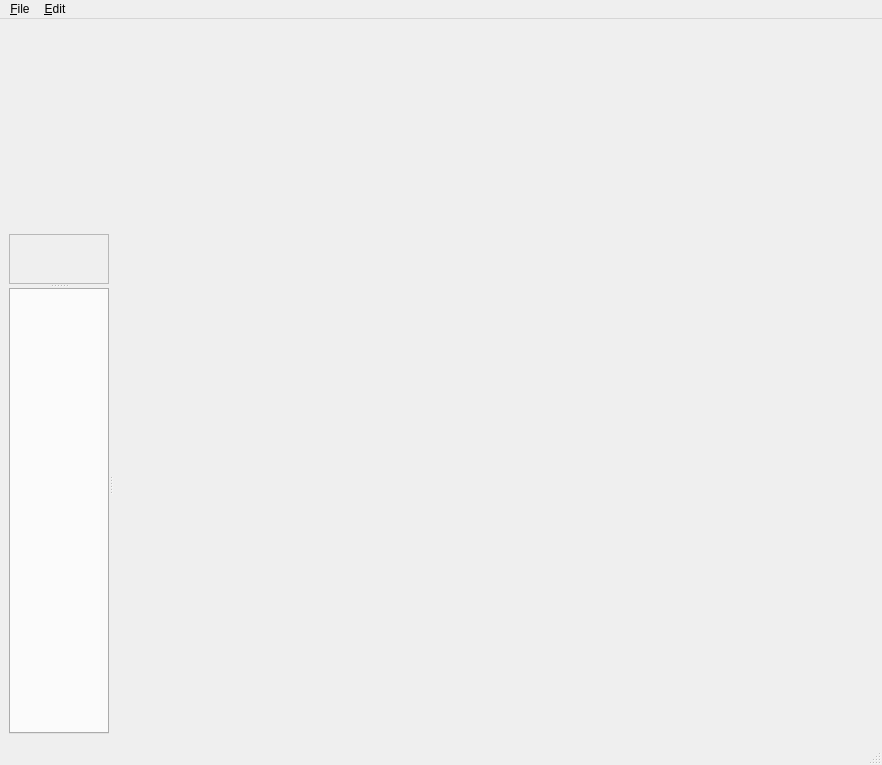
Old version of the form ui/mpmainwindow.ui in the repository mareuter/PVMockupGui.
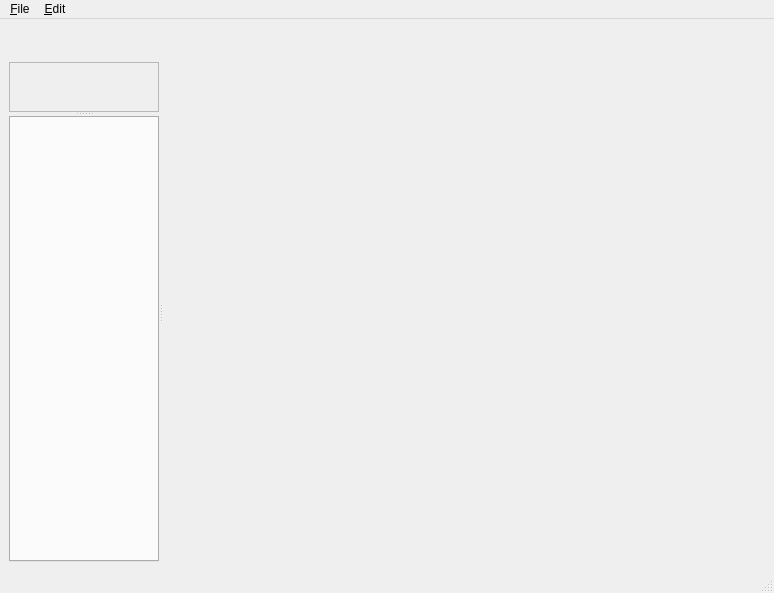
New version of the form. Custom widgets are drawn as their Qt base class.

```diff
--- a/ui/mpmainwindow.ui
+++ b/ui/mpmainwindow.ui
@@ -6,16 +6,16 @@
    <rect>
     <x>0</x>
     <y>0</y>
-    <width>882</width>
-    <height>765</height>
+    <width>774</width>
+    <height>593</height>
    </rect>
   </property>
   <property name="windowTitle">
    <string>Mantid ParaView GUI Mockup</string>
   </property>
   <widget class="QWidget" name="centralwidget">
-   <layout class="QVBoxLayout" name="verticalLayout">
-    <item>
+   <layout class="QGridLayout" name="gridLayout">
+    <item row="0" column="0">
      <layout class="QHBoxLayout" name="horizontalLayout">
       <item>
        <spacer name="horizontalSpacer">
@@ -33,19 +33,6 @@
       <item>
        <widget class="TimeControlWidget" name="timeControlWidget" native="true"/>
       </item>
-      <item>
-       <spacer name="horizontalSpacer_2">
-        <property name="orientation">
-         <enum>Qt::Horizontal</enum>
-        </property>
-        <property name="sizeHint" stdset="0">
-         <size>
-          <width>40</width>
-          <height>20</height>
-         </size>
-        </property>
-       </spacer>
-      </item>
       <item>
        <widget class="ModeControlWidget" name="modeControlWidget" native="true"/>
       </item>
@@ -64,31 +51,43 @@
       </item>
      </layout>
     </item>
-    <item>
+    <item row="1" column="0">
      <widget class="QSplitter" name="splitter_2">
+      <property name="sizePolicy">
+       <sizepolicy hsizetype="Minimum" vsizetype="Minimum">
+        <horstretch>0</horstretch>
+        <verstretch>0</verstretch>
+       </sizepolicy>
+      </property>
       <property name="orientation">
        <enum>Qt::Horizontal</enum>
       </property>
       <widget class="QSplitter" name="splitter">
        <property name="sizePolicy">
-        <sizepolicy hsizetype="Preferred" vsizetype="Preferred">
+        <sizepolicy hsizetype="Minimum" vsizetype="Minimum">
          <horstretch>0</horstretch>
          <verstretch>0</verstretch>
         </sizepolicy>
        </property>
        <property name="minimumSize">
         <size>
-         <width>100</width>
-         <height>100</height>
+         <width>0</width>
+         <height>0</height>
         </size>
        </property>
        <property name="orientation">
         <enum>Qt::Vertical</enum>
        </property>
        <widget class="pqPipelineBrowserWidget" name="pipelineBrowser">
+        <property name="sizePolicy">
+         <sizepolicy hsizetype="Minimum" vsizetype="Minimum">
+          <horstretch>0</horstretch>
+          <verstretch>0</verstretch>
+         </sizepolicy>
+        </property>
         <property name="minimumSize">
          <size>
-          <width>100</width>
+          <width>150</width>
           <height>50</height>
          </size>
         </property>
@@ -104,20 +103,26 @@
        </widget>
        <widget class="pqProxyTabWidget" name="proxyTabWidget">
         <property name="sizePolicy">
-         <sizepolicy hsizetype="Preferred" vsizetype="Preferred">
+         <sizepolicy hsizetype="Minimum" vsizetype="Minimum">
           <horstretch>0</horstretch>
           <verstretch>30</verstretch>
          </sizepolicy>
         </property>
         <property name="minimumSize">
          <size>
-          <width>100</width>
+          <width>150</width>
           <height>50</height>
          </size>
         </property>
        </widget>
       </widget>
       <widget class="QWidget" name="viewWidget" native="true">
+       <property name="sizePolicy">
+        <sizepolicy hsizetype="Minimum" vsizetype="Minimum">
+         <horstretch>0</horstretch>
+         <verstretch>0</verstretch>
+        </sizepolicy>
+       </property>
        <property name="minimumSize">
         <size>
          <width>600</width>
@@ -134,7 +139,7 @@
     <rect>
      <x>0</x>
      <y>0</y>
-     <width>882</width>
+     <width>774</width>
      <height>25</height>
     </rect>
    </property>
```
